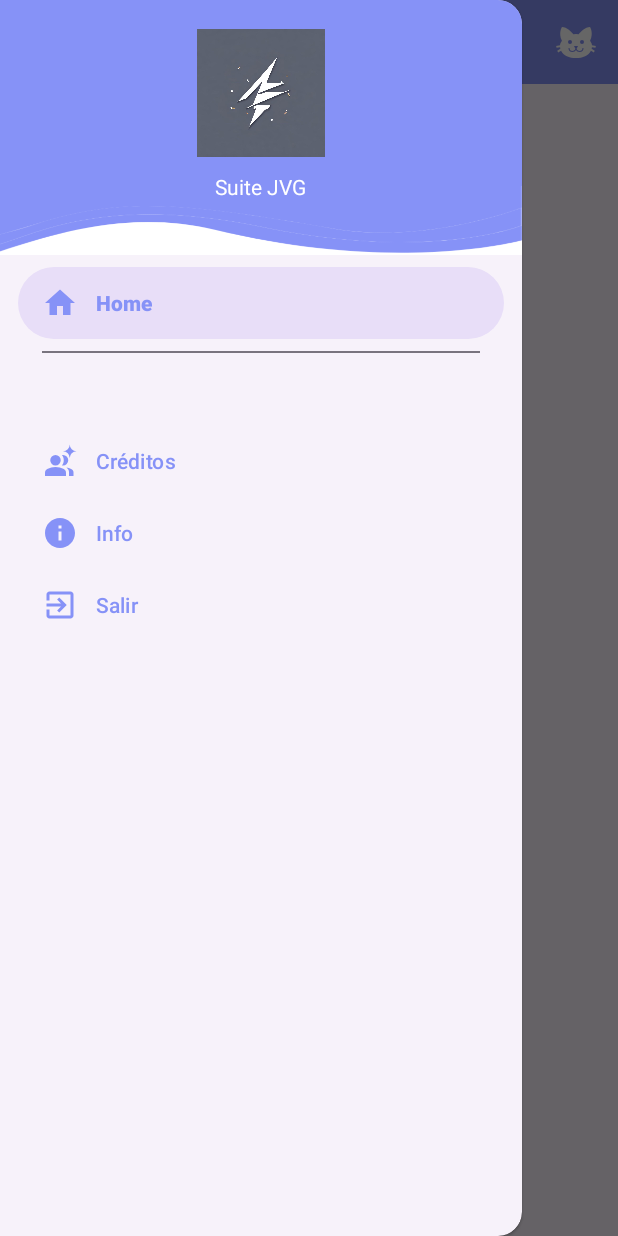
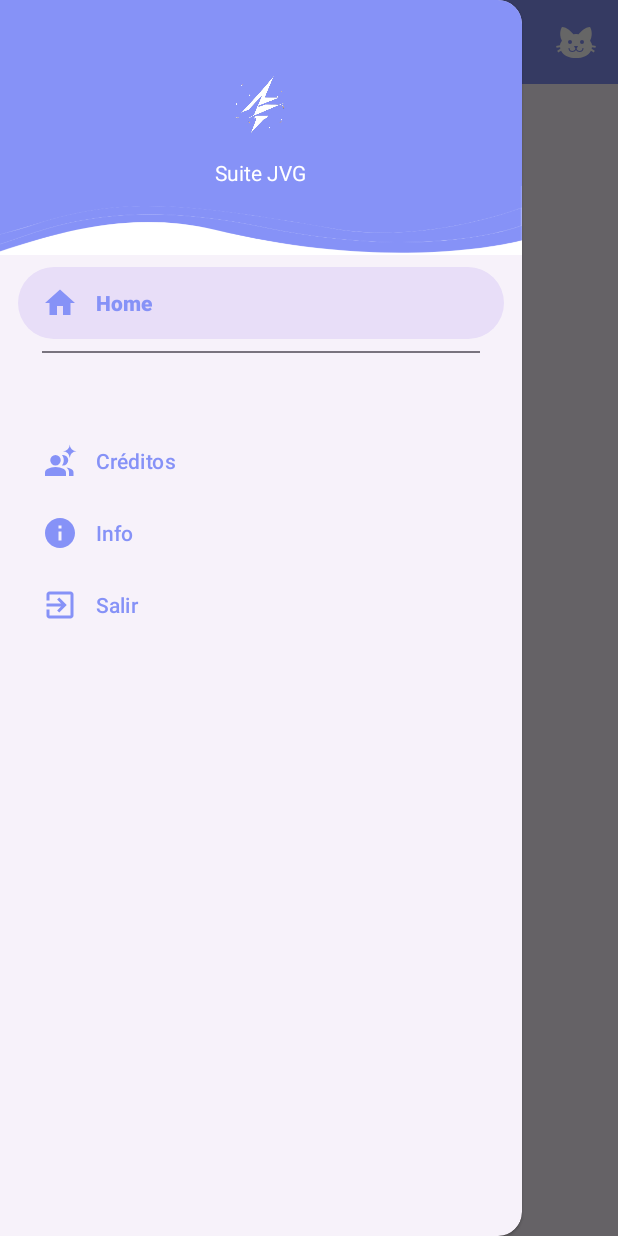
Before and after one commit to Gabriel-R-L/Suite_Sensores_Multimedia, an Android app: the screen it shows after launch (MainActivity), with the side drawer open, on a phone screen of 412 x 824 dp. Run offline under Robolectric (Android 15) with nearby library versions, the light colour scheme and no system bars.

Commit message:
Mi parte bien hecha (solo grafica)

```diff
--- a/app/src/main/res/layout/activity_main.xml
+++ b/app/src/main/res/layout/activity_main.xml
@@ -36,10 +36,10 @@
         android:layout_height="match_parent"
         android:id="@+id/nav_view"
         android:layout_gravity="start"
-        app:headerLayout="@layout/nav_header_main"
         app:itemIconTint="@color/lavender"
         app:itemTextColor="@color/lavender"/>
-<!--        app:menu="@menu/nav_menu"-->
+    <!--        app:headerLayout="@layout/nav_header_vix"-->
+    <!--        app:menu="@menu/nav_menu"-->
 
 
 </androidx.drawerlayout.widget.DrawerLayout>
--- a/app/src/main/res/layout/nav_header_vix.xml
+++ b/app/src/main/res/layout/nav_header.xml
@@ -10,19 +10,20 @@
     android:background="@drawable/headerbkg"
     android:theme="@style/ThemeOverlay.AppCompat.Dark">
 
+
     <ImageView
-        android:layout_width="wrap_content"
-        android:layout_height="wrap_content"
-        android:layout_marginBottom="20dp"
+        android:layout_width="70dp"
+        android:layout_height="70dp"
+        android:layout_marginBottom="0dp"
         android:contentDescription="@string/icono_de_cada_uno"
-        android:src="@drawable/vix_icon"
+        android:src="@drawable/logo_jvg_no_fondo"
         tools:ignore="ImageContrastCheck" />
 
     <TextView
         android:layout_width="wrap_content"
         android:layout_height="wrap_content"
-        android:layout_marginBottom="16dp"
-        android:text="@string/sensores_de_vix"
+        android:layout_marginBottom="10dp"
+        android:text="@string/suite_jvg"
         android:textColor="@color/white"
         android:textSize="14sp"
         tools:ignore="TextContrastCheck" />
--- a/app/src/main/res/layout/nav_header_dele.xml
+++ b/app/src/main/res/layout/nav_header_dele.xml
@@ -13,7 +13,8 @@
     <ImageView
         android:layout_width="wrap_content"
         android:layout_height="wrap_content"
-        android:layout_marginBottom="20dp"
+        android:layout_marginTop="25dp"
+        android:layout_marginBottom="10dp"
         android:contentDescription="@string/icono_de_cada_uno"
         android:src="@drawable/dele_icon"
         tools:ignore="ImageContrastCheck" />
--- a/app/src/main/res/layout/nav_header_main.xml
+++ /dev/null
@@ -1,30 +0,0 @@
-<?xml version="1.0" encoding="utf-8"?>
-<LinearLayout
-    xmlns:android="http://schemas.android.com/apk/res/android"
-    xmlns:tools="http://schemas.android.com/tools"
-    android:orientation="vertical"
-    android:layout_width="match_parent"
-    android:layout_height="170dp"
-    android:gravity="center"
-    android:padding="16dp"
-    android:background="@drawable/headerbkg"
-    android:theme="@style/ThemeOverlay.AppCompat.Dark">
-
-    <ImageView
-        android:layout_width="match_parent"
-        android:layout_height="85dp"
-        android:layout_marginBottom="10dp"
-        android:contentDescription="@string/icono_de_cada_uno"
-        android:src="@drawable/logo_jvg_color"
-        tools:ignore="ImageContrastCheck" />
-
-    <TextView
-        android:layout_width="wrap_content"
-        android:layout_height="wrap_content"
-        android:layout_marginBottom="16dp"
-        android:text="@string/suite_jvg"
-        android:textColor="@color/white"
-        android:textSize="14sp"
-        tools:ignore="TextContrastCheck" />
-
-</LinearLayout>
--- a/app/src/main/res/menu/nav_menu_vix.xml
+++ /dev/null
@@ -1,58 +0,0 @@
-<?xml version="1.0" encoding="utf-8"?>
-<menu
-    xmlns:android="http://schemas.android.com/apk/res/android"
-    xmlns:tools="http://schemas.android.com/tools"
-    tools:showIn = "navigation_view">
-
-    <item
-        android:title="">
-        <menu>
-            <item
-                android:id="@+id/nav_home"
-                android:icon="@drawable/home"
-                android:title="@string/home"/>
-        </menu>
-    </item>
-
-    <group
-        android:checkableBehavior="single">
-
-        <item
-            android:id="@+id/nav_giroscopio"
-            android:icon="@drawable/giroscope"
-            android:title="@string/giroscopio"/>
-
-        <item
-            android:id="@+id/nav_humedad"
-            android:icon="@drawable/humidity"
-            android:title="@string/sensor_humedad"/>
-
-        <item
-            android:id="@+id/nav_presion"
-            android:icon="@drawable/presion"
-            android:title="@string/sensor_presi_n"/>
-
-    </group>
-
-
-    <item
-        android:title="">
-        <menu>
-
-            <item
-                android:id="@+id/nav_creditos"
-                android:icon="@drawable/credits"
-                android:title="@string/cr_ditos"/>
-
-            <item
-                android:id="@+id/nav_info"
-                android:icon="@drawable/info"
-                android:title="@string/info"/>
-
-            <item
-                android:id="@+id/nav_salir"
-                android:icon="@drawable/exit"
-                android:title="@string/salir"/>
-        </menu>
-    </item>
-</menu>
--- a/app/src/main/res/values/strings.xml
+++ b/app/src/main/res/values/strings.xml
@@ -11,7 +11,6 @@
     <string name="salir">Salir</string>
     <string name="icono_de_cada_uno">Icono de cada uno</string>
     <string name="sensores_de_gabriel">Sensores de Gabriel</string>
-    <string name="sensores_de_vix">Sensores de Vix</string>
     <string name="luminosidad">Luminosidad</string>
     <string name="proximidad">Proximidad</string>
     <string name="temperatura">Temperatura</string>
```
Also changed, not shown: app/src/main/java/com/suitejvg/suitesensores/main/MainActivity.java (+33 -37 lines), app/src/main/res/drawable/logo_jvg_no_fondo.png (added).
